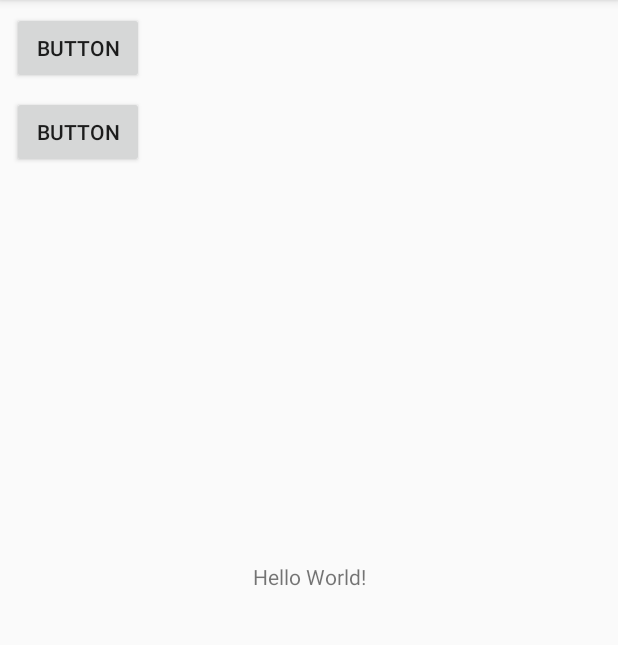
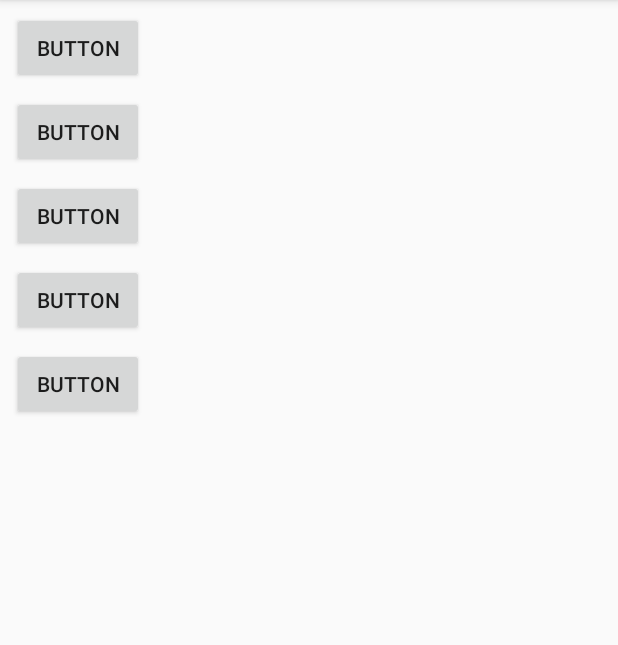
Before and after one commit to miowoo821/2018012201_00, an Android app: the screen it shows after launch (MainActivity), on a phone screen of 412 x 824 dp, the part 84-729 px from its top. Run offline under Robolectric (Android 15) with nearby library versions, the phone set to English and light mode, and no system bars.

Commit message:
各種select語法

```diff
--- a/app/src/main/res/layout/activity_main.xml
+++ b/app/src/main/res/layout/activity_main.xml
@@ -5,15 +5,6 @@
     android:layout_width="match_parent"
     android:layout_height="match_parent"
     tools:context="com.example.student.a2018012201_00.MainActivity">
-
-    <TextView
-        android:layout_width="wrap_content"
-        android:layout_height="wrap_content"
-        android:text="Hello World!"
-        app:layout_constraintBottom_toBottomOf="parent"
-        app:layout_constraintLeft_toLeftOf="parent"
-        app:layout_constraintRight_toRightOf="parent"
-        app:layout_constraintTop_toTopOf="parent" />
 
     <Button
         android:id="@+id/button"
@@ -37,4 +28,37 @@
         app:layout_constraintStart_toStartOf="parent"
         app:layout_constraintTop_toBottomOf="@+id/button" />
 
+    <Button
+        android:id="@+id/button3"
+        android:layout_width="wrap_content"
+        android:layout_height="wrap_content"
+        android:layout_marginStart="8dp"
+        android:layout_marginTop="8dp"
+        android:onClick="click3"
+        android:text="Button"
+        app:layout_constraintStart_toStartOf="parent"
+        app:layout_constraintTop_toBottomOf="@+id/button2" />
+
+    <Button
+        android:id="@+id/button4"
+        android:layout_width="wrap_content"
+        android:layout_height="wrap_content"
+        android:layout_marginStart="8dp"
+        android:layout_marginTop="8dp"
+        android:onClick="click4"
+        android:text="Button"
+        app:layout_constraintStart_toStartOf="parent"
+        app:layout_constraintTop_toBottomOf="@+id/button3" />
+
+    <Button
+        android:id="@+id/button5"
+        android:layout_width="wrap_content"
+        android:layout_height="wrap_content"
+        android:layout_marginStart="8dp"
+        android:layout_marginTop="8dp"
+        android:onClick="click5"
+        android:text="Button"
+        app:layout_constraintStart_toStartOf="parent"
+        app:layout_constraintTop_toBottomOf="@+id/button4" />
+
 </android.support.constraint.ConstraintLayout>
```
Also changed, not shown: app/src/main/java/com/example/student/a2018012201_00/MainActivity.java (+34 -0 lines).
